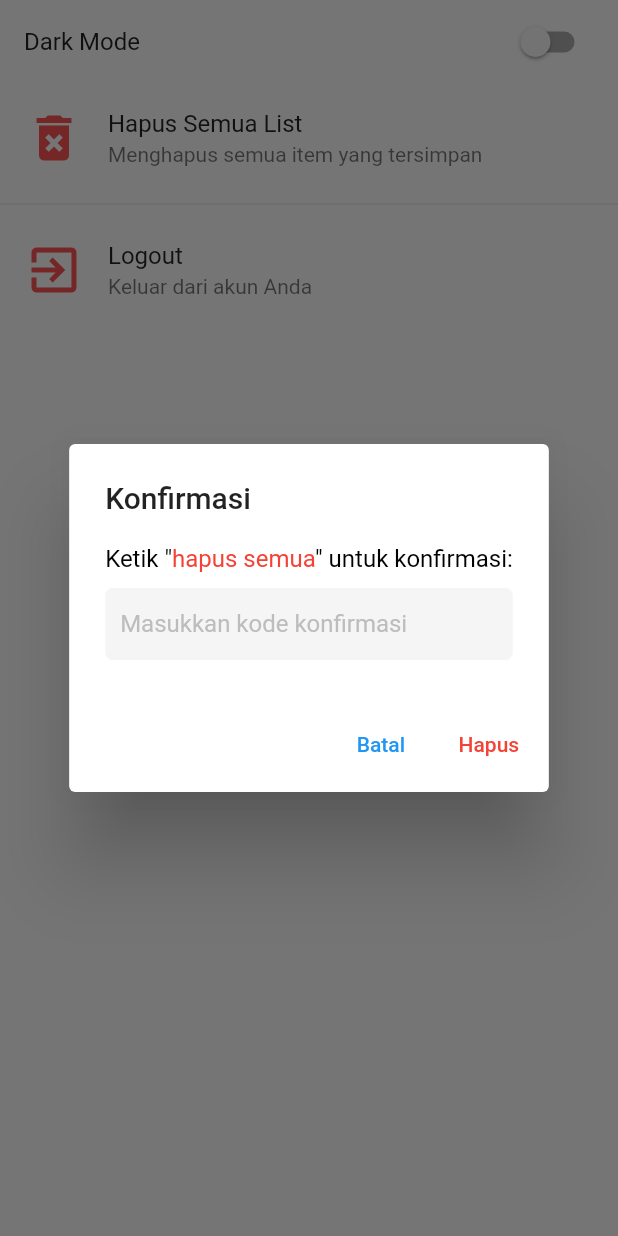
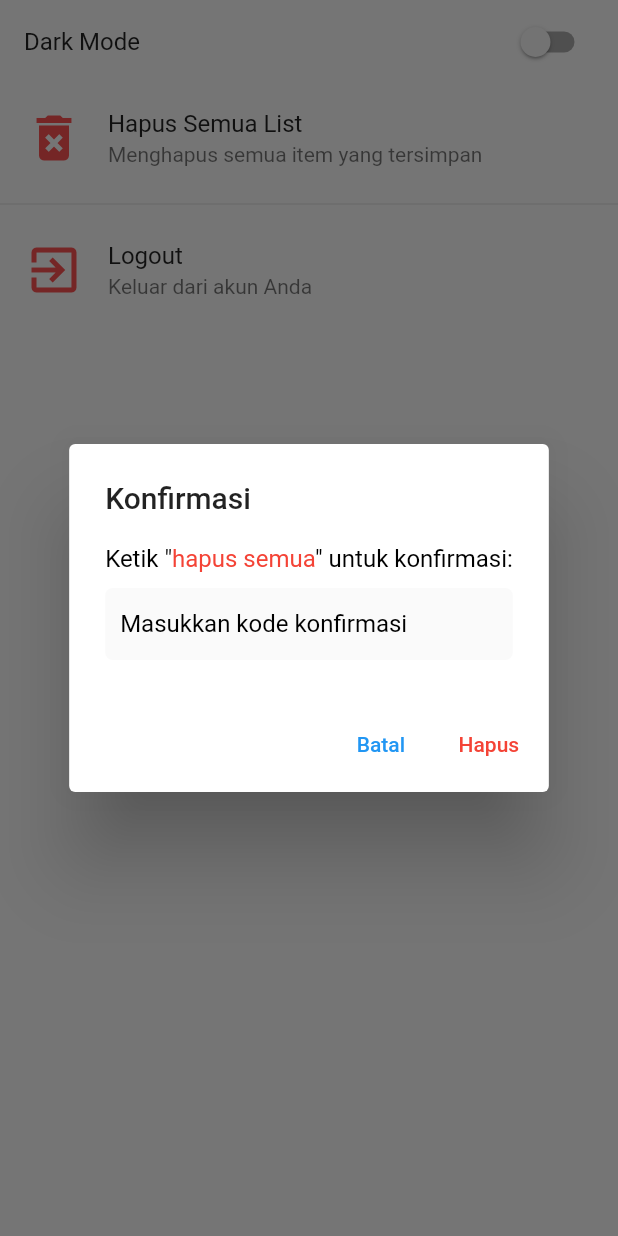
Before and after one commit to arvandha121/WeddingCheck, a Flutter app: the Settings screen opened directly, after a tap on "Hapus Semua List", on a phone screen of 412 x 824 dp. Run offline on Flutter 3.47's test engine with Material 2 defaults, Android fonts, the phone set to English and light mode, and no system bars; our stand-ins replace get, image_gallery_saver, permission_handler, qr_flutter, screenshot, share_plus and 2 more; missing offline and left inert: qr_code_scanner; accounts and stored records are empty.

Commit message:
perbaiki warna textfield delete

```diff
--- a/lib/views/other/menu/screens/homes-parent/homes.dart
+++ b/lib/views/other/menu/screens/homes-parent/homes.dart
@@ -50,7 +50,7 @@ class _HomesParentState extends State<HomesParent> {
                     borderSide: BorderSide.none,
                   ),
                   filled: true,
-                  fillColor: Colors.grey[100],
+                  fillColor: Colors.black38,
                   contentPadding: EdgeInsets.all(10),
                 ),
               ),
--- a/lib/views/other/menu/screens/settings/settings.dart
+++ b/lib/views/other/menu/screens/settings/settings.dart
@@ -87,13 +87,13 @@ class _SettingsState extends State<Settings> {
                     controller: _textEditingController,
                     decoration: InputDecoration(
                       hintText: 'Masukkan kode konfirmasi',
-                      hintStyle: TextStyle(color: Colors.grey[400]),
+                      hintStyle: TextStyle(color: textColor),
                       border: OutlineInputBorder(
                         borderRadius: BorderRadius.circular(5),
                         borderSide: BorderSide.none,
                       ),
                       filled: true,
-                      fillColor: Colors.grey[100],
+                      fillColor: Color.fromARGB(124, 245, 245, 245),
                       contentPadding: EdgeInsets.all(10),
                     ),
                   ),
```
